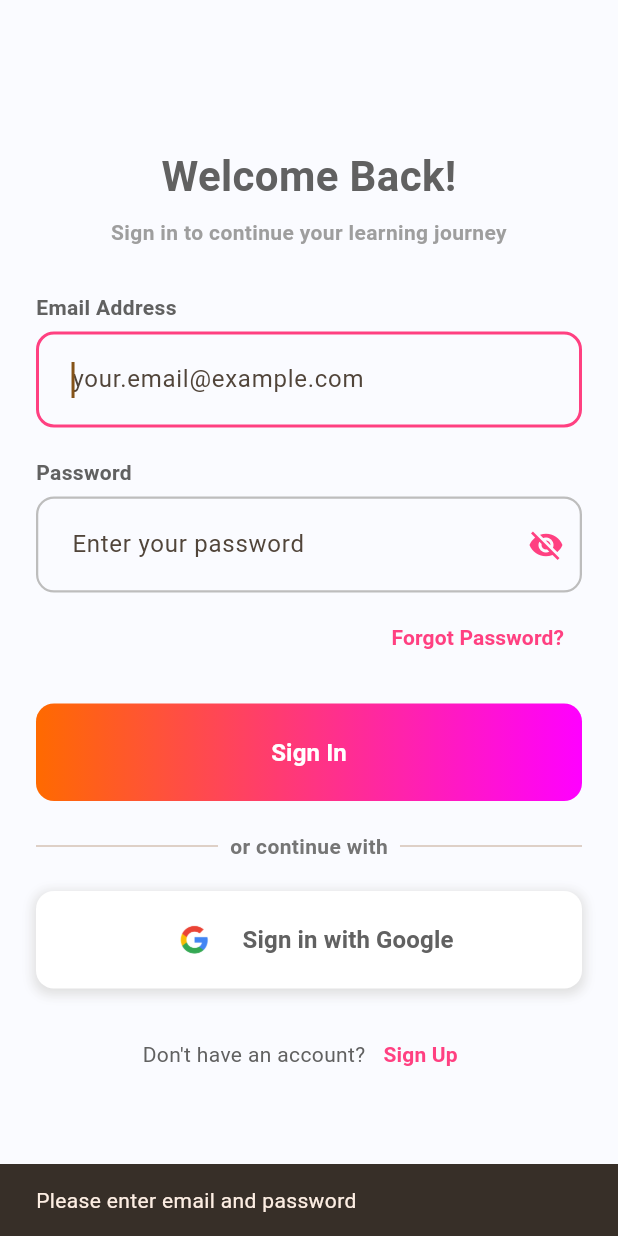
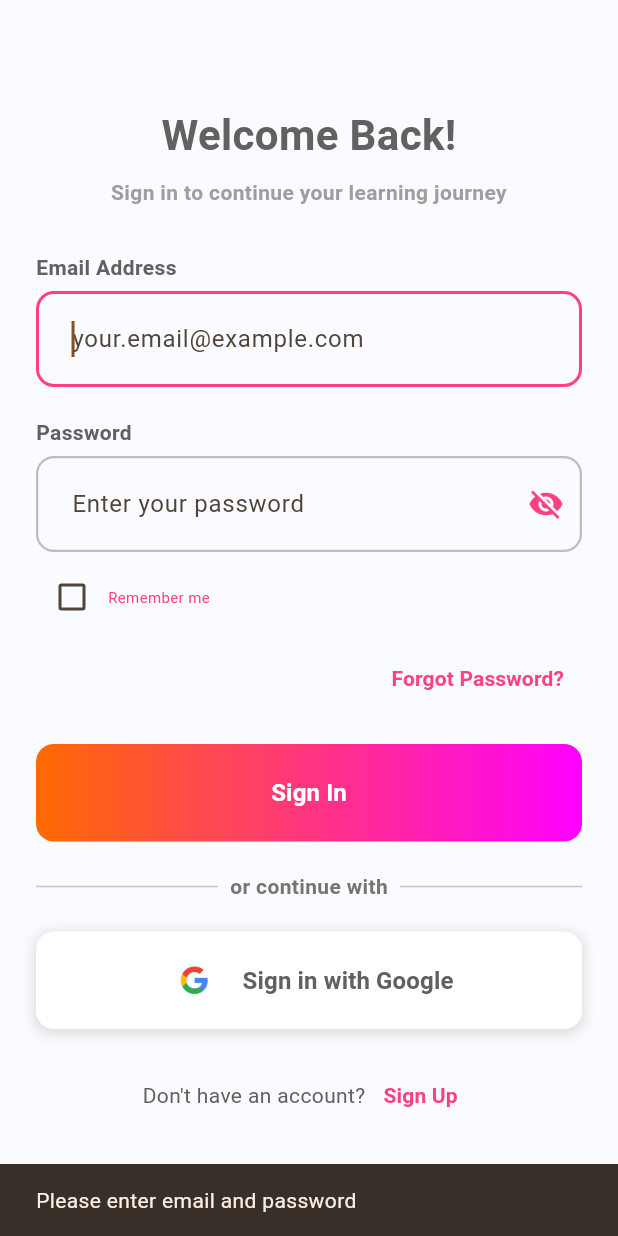
Before and after one commit to AsimBinNasir/Excelerate, a Flutter app: the SignInPage screen opened directly, after a tap on "Sign In", on a phone screen of 412 x 824 dp. Run offline on Flutter 3.47's test engine with Material 3 defaults, Android fonts, the phone set to English and light mode, and no system bars; our stand-ins replace percent_indicator, shared_preferences; accounts and stored records are empty.

Commit message:
Create remember me checkbox

```diff
--- a/lib/signin.dart
+++ b/lib/signin.dart
@@ -16,13 +16,14 @@ class _SignInPageState extends State<SignInPage> {
   final TextEditingController _passwordController = TextEditingController();
   bool _obscurePassword = true;
   bool _isLoading = false;
+  bool _rememberMe = false;
 
   bool _isValidEmail(email) {
     final emailRegex = RegExp(r'^[\w-\.]+@([\w-]+\.)+[\w-]{2,4}$');
     return emailRegex.hasMatch(email);
   }
 
-  void _handleSignin() async {
+  Future<void> _handleSignin() async {
     final email = _emailController.text.trim();
     final password = _passwordController.text.trim();
 
@@ -38,7 +39,11 @@ class _SignInPageState extends State<SignInPage> {
 
     setState(() => _isLoading = true);
 
-    final result = await _authService.signIn(email: email, password: password);
+    final result = await _authService.signIn(
+      email: email,
+      password: password,
+      rememberMe: _rememberMe,
+    );
 
     setState(() => _isLoading = false);
 
@@ -198,6 +203,25 @@ class _SignInPageState extends State<SignInPage> {
                 ),
 
                 const SizedBox(height: 6),
+                Row(
+                  mainAxisAlignment: MainAxisAlignment.start,
+                  children: [
+                    Checkbox(
+                      value: _rememberMe,
+                      onChanged: (value) {
+                        setState(() {
+                          _rememberMe = value ?? false;
+                        });
+                      },
+                    ),
+                    Text(
+                      'Remember me',
+                      style: TextStyle(fontSize: 10, color: Colors.pinkAccent),
+                    ),
+                  ],
+                ),
+
+                const SizedBox(height: 6),
                 Align(
                   alignment: Alignment.centerRight,
                   child: TextButton(
```
Also changed, not shown: lib/services/mockAuthService.dart (+12 -0 lines).
